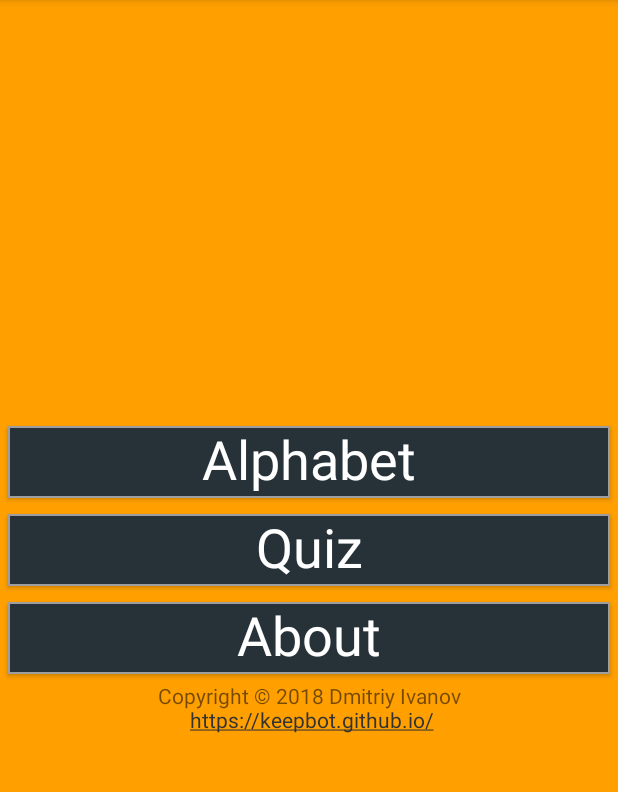
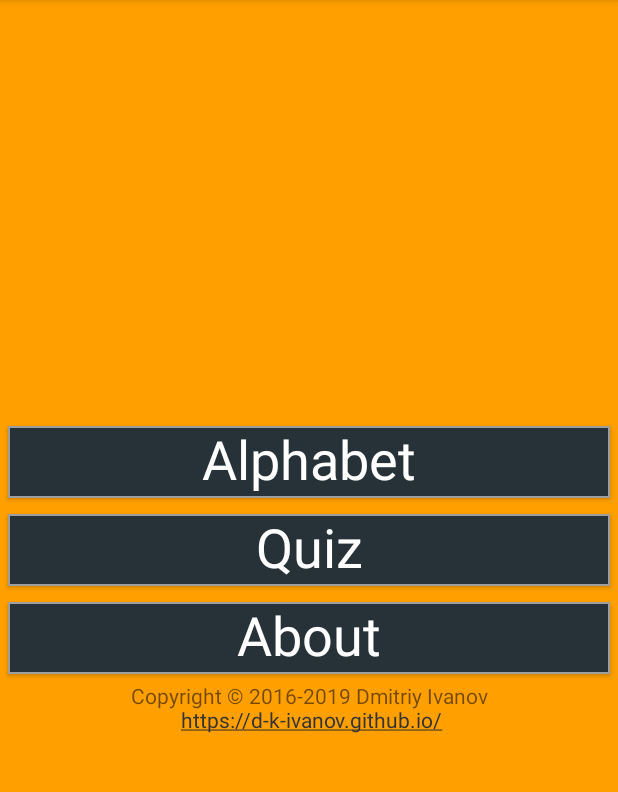
Before and after one commit to d-k-ivanov/android-armenianalphabet, an Android app: the screen it shows after launch (MainMenu), on a phone screen of 412 x 824 dp, the part 84-876 px from its top. Run offline under Robolectric (Android 15) with nearby library versions, the phone set to English and light mode, and no system bars.

Commit message:
fix homepage url and year in copyright

```diff
--- a/app/src/main/res/values/strings.xml
+++ b/app/src/main/res/values/strings.xml
@@ -78,8 +78,8 @@
     </string>
     <string name="aboutCopyright">
         \n
-        Copyright © 2018 Dmitriy Ivanov \n
-        https://keepbot.github.io/
+        Copyright © 2016-2019 Dmitriy Ivanov \n
+        https://d-k-ivanov.github.io/
     </string>
 
 
```
Also changed, not shown: 1 other file.
